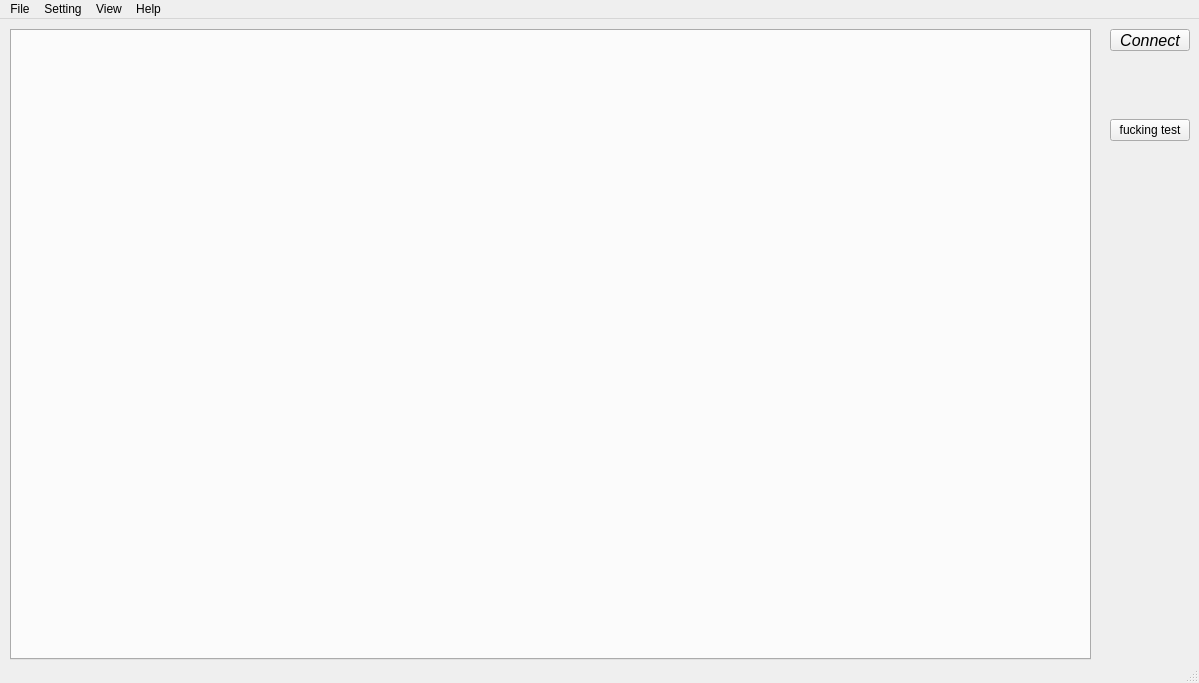
Before: the Qt Designer form UI/mainwindow.ui in AliHejazi/Kn2cMonitoring, drawn with Qt 5.
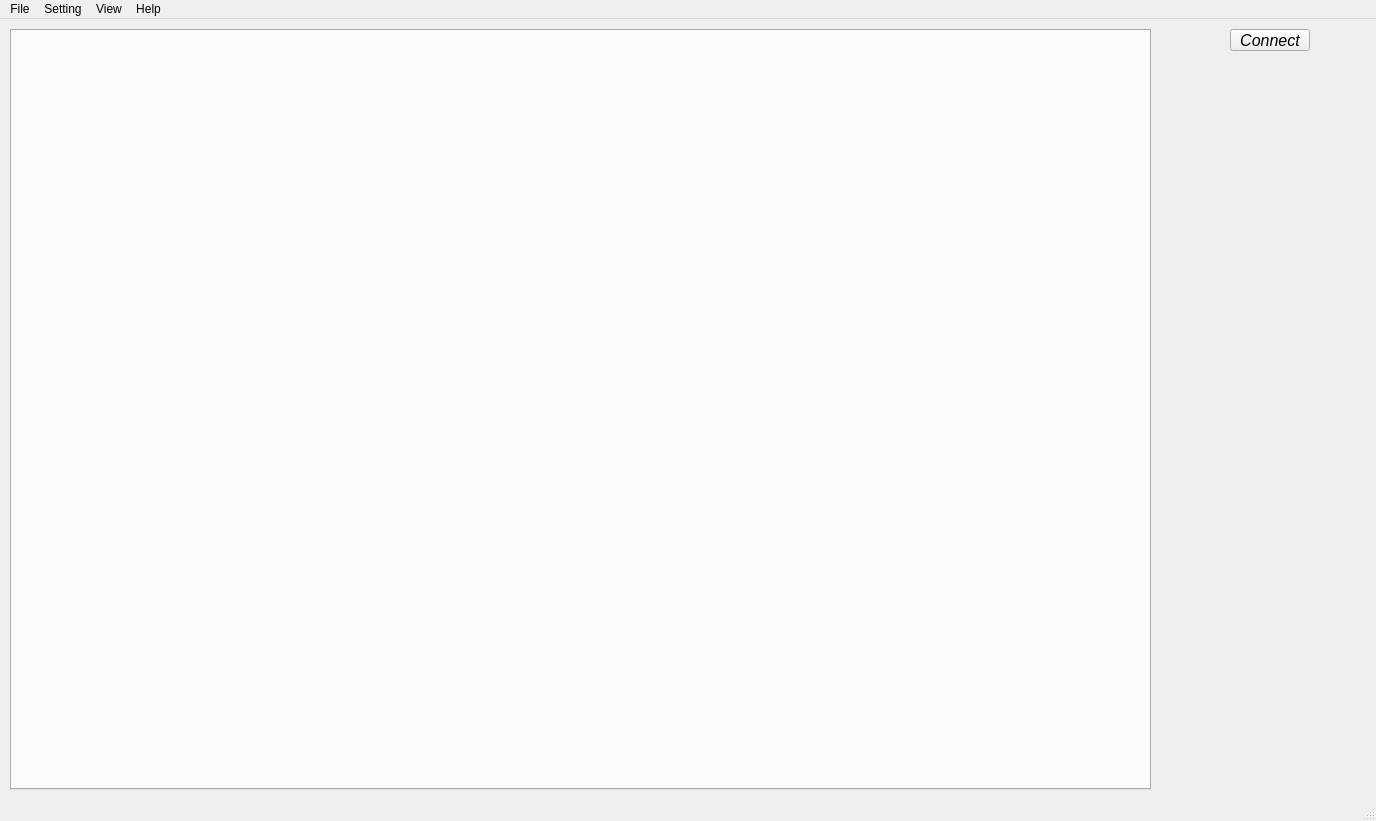
After: the same form once the commit is applied. Icons and pictures are not drawn.

The edit to the form file:
```diff
--- a/UI/mainwindow.ui
+++ b/UI/mainwindow.ui
@@ -6,8 +6,8 @@
    <rect>
     <x>0</x>
     <y>0</y>
-    <width>1199</width>
-    <height>683</height>
+    <width>1376</width>
+    <height>821</height>
    </rect>
   </property>
   <property name="windowTitle">
@@ -17,7 +17,7 @@
    <widget class="QPushButton" name="connectButton">
     <property name="geometry">
      <rect>
-      <x>1110</x>
+      <x>1230</x>
       <y>10</y>
       <width>80</width>
       <height>22</height>
@@ -38,26 +38,24 @@
      <rect>
       <x>10</x>
       <y>10</y>
-      <width>1081</width>
-      <height>631</height>
+      <width>1141</width>
+      <height>761</height>
      </rect>
     </property>
     <property name="currentIndex">
      <number>-1</number>
     </property>
    </widget>
-   <widget class="QPushButton" name="pushButton">
+   <widget class="QWidget" name="gridLayoutWidget">
     <property name="geometry">
      <rect>
-      <x>1110</x>
-      <y>100</y>
-      <width>80</width>
-      <height>22</height>
+      <x>1159</x>
+      <y>39</y>
+      <width>211</width>
+      <height>731</height>
      </rect>
     </property>
-    <property name="text">
-     <string>fucking test</string>
-    </property>
+    <layout class="QGridLayout" name="gridLayout"/>
    </widget>
    <zorder>robotTabsWidgets</zorder>
    <zorder>connectButton</zorder>
@@ -68,7 +66,7 @@
     <rect>
      <x>0</x>
      <y>0</y>
-     <width>1199</width>
+     <width>1376</width>
      <height>19</height>
     </rect>
    </property>
```
Left out of the diff: 31 changed lines with no effect on the pictures.
